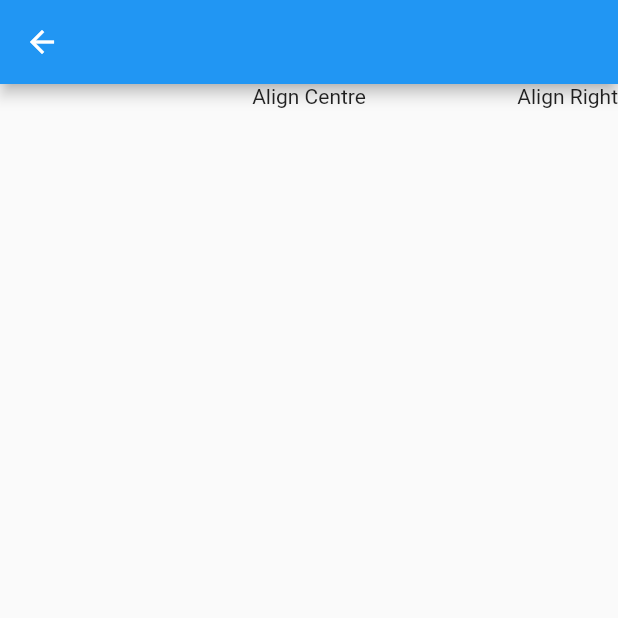
After one commit to sldsrg/flutter_lab, a Flutter app: the StackLabPage screen opened directly, on a phone screen of 412 x 824 dp, the top half of it. The commit adds this screen. Run offline on Flutter 3.47's test engine with Material 2 defaults, Android fonts, the light colour scheme and no system bars; our stand-ins replace flutter_markdown.

Commit message:
add Stack lab

```diff
--- a/lib/home.dart
+++ b/lib/home.dart
@@ -3,6 +3,8 @@ import 'package:flutter/material.dart';
 import 'draggable_scrollable_sheet.dart';
 import 'markdown_lab.dart';
 import 'multi_grid_lab.dart';
+import 'next_lab.dart';
+import 'stack_lab.dart';
 import 'table_lab.dart';
 
 Map<String, Builder> labs = {
@@ -10,6 +12,8 @@ Map<String, Builder> labs = {
   'DraggableScrollableSheet lab': (_) => DSSLabPage(),
   'Table lab': (_) => TableLabPage(),
   'Multi GridView lab': (_) => MultiGridLabPage(),
+  'Stack lab': (_) => StackLabPage(),
+  'Next lab': (_) => NextLabPage(),
 };
 
 typedef Widget Builder(BuildContext context);
--- /dev/null
+++ b/lib/stack_lab.dart
@@ -0,0 +1,18 @@
+import 'package:flutter/material.dart';
+
+class StackLabPage extends StatelessWidget {
+  @override
+  Widget build(BuildContext context) {
+    return Scaffold(
+      appBar: AppBar(),
+      body: Stack(
+        children: <Widget>[
+          Positioned.fill(
+              child: Text('Align Centre', textAlign: TextAlign.center)),
+          Positioned.fill(
+              child: Text('Align Right', textAlign: TextAlign.right)),
+        ],
+      ),
+    );
+  }
+}
```
Also changed, not shown: lib/next_lab.dart (added, +11 -0 lines).
